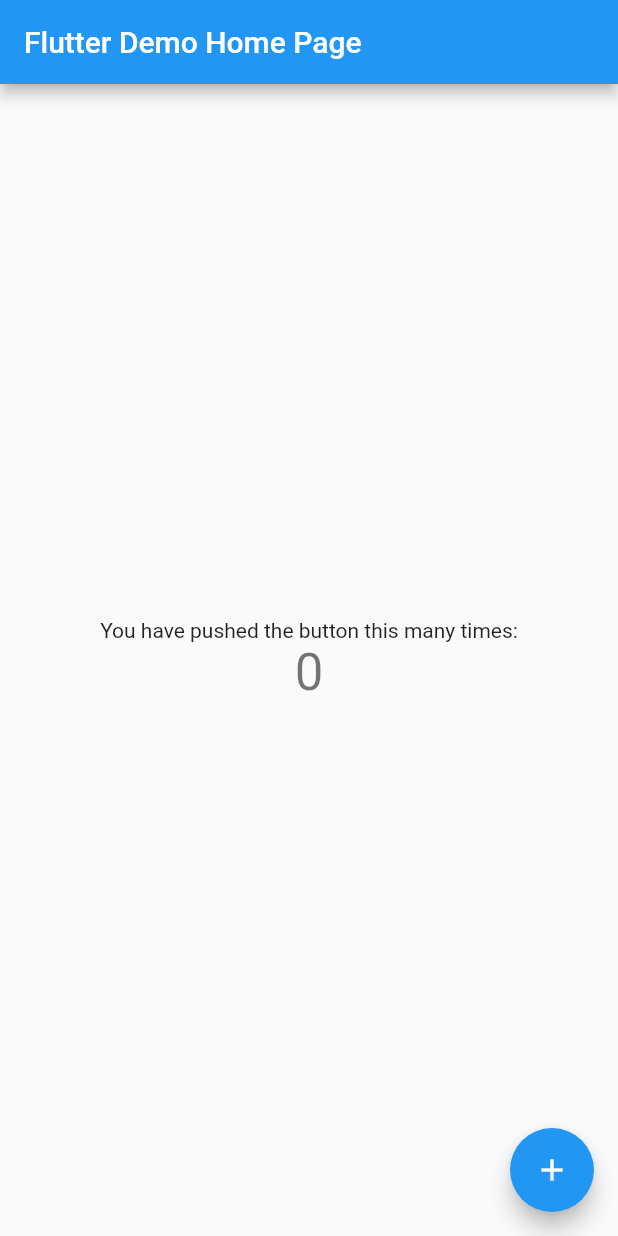
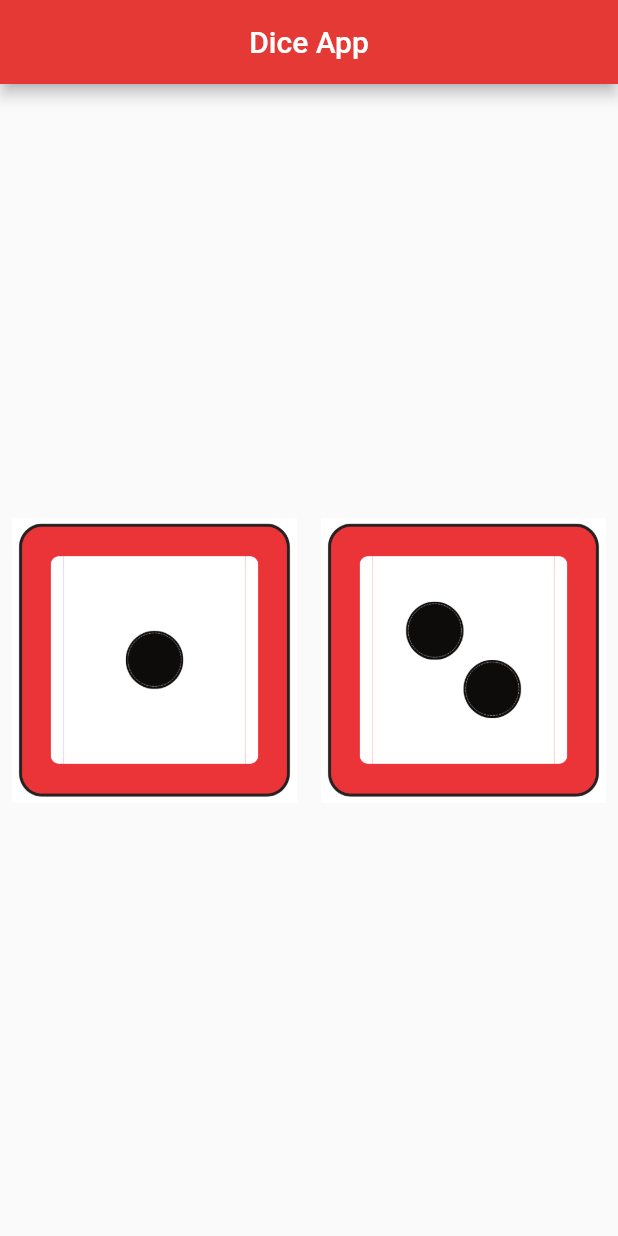
Before and after one commit to sabiq369/flutter_projects, a Flutter app: the screen it shows after launch, on a phone screen of 412 x 824 dp. Run offline on Flutter 3.47's test engine with Material 2 defaults, Android fonts, the light colour scheme and no system bars.

Commit message:
App created from scratch added app bar 2 dice button

```diff
--- a/dice_app/lib/main.dart
+++ b/dice_app/lib/main.dart
@@ -1,115 +1,50 @@
 import 'package:flutter/material.dart';
 
 void main() {
-  runApp(const MyApp());
+  runApp(
+    DiceApp(),
+  );
 }
 
-class MyApp extends StatelessWidget {
-  const MyApp({super.key});
-
-  // This widget is the root of your application.
+class DiceApp extends StatelessWidget {
   @override
   Widget build(BuildContext context) {
     return MaterialApp(
-      title: 'Flutter Demo',
-      theme: ThemeData(
-        // This is the theme of your application.
-        //
-        // Try running your application with "flutter run". You'll see the
-        // application has a blue toolbar. Then, without quitting the app, try
-        // changing the primarySwatch below to Colors.green and then invoke
-        // "hot reload" (press "r" in the console where you ran "flutter run",
-        // or simply save your changes to "hot reload" in a Flutter IDE).
-        // Notice that the counter didn't reset back to zero; the application
-        // is not restarted.
-        primarySwatch: Colors.blue,
+      debugShowCheckedModeBanner: false,
+      home: SafeArea(
+        child: Scaffold(
+          appBar: AppBar(
+            backgroundColor: Colors.red.shade600,
+            title: Center(
+              child: Text('Dice App'),
             ),
-      home: const MyHomePage(title: 'Flutter Demo Home Page'),
-    );
-  }
-}
-
-class MyHomePage extends StatefulWidget {
-  const MyHomePage({super.key, required this.title});
-
-  // This widget is the home page of your application. It is stateful, meaning
-  // that it has a State object (defined below) that contains fields that affect
-  // how it looks.
-
-  // This class is the configuration for the state. It holds the values (in this
-  // case the title) provided by the parent (in this case the App widget) and
-  // used by the build method of the State. Fields in a Widget subclass are
-  // always marked "final".
-
-  final String title;
-
-  @override
-  State<MyHomePage> createState() => _MyHomePageState();
-}
-
-class _MyHomePageState extends State<MyHomePage> {
-  int _counter = 0;
-
-  void _incrementCounter() {
-    setState(() {
-      // This call to setState tells the Flutter framework that something has
-      // changed in this State, which causes it to rerun the build method below
-      // so that the display can reflect the updated values. If we changed
-      // _counter without calling setState(), then the build method would not be
-      // called again, and so nothing would appear to happen.
-      _counter++;
-    });
-  }
-
-  @override
-  Widget build(BuildContext context) {
-    // This method is rerun every time setState is called, for instance as done
-    // by the _incrementCounter method above.
-    //
-    // The Flutter framework has been optimized to make rerunning build methods
-    // fast, so that you can just rebuild anything that needs updating rather
-    // than having to individually change instances of widgets.
-    return Scaffold(
-      appBar: AppBar(
-        // Here we take the value from the MyHomePage object that was created by
-        // the App.build method, and use it to set our appbar title.
-        title: Text(widget.title),
           ),
           body: Center(
-        // Center is a layout widget. It takes a single child and positions it
-        // in the middle of the parent.
-        child: Column(
-          // Column is also a layout widget. It takes a list of children and
-          // arranges them vertically. By default, it sizes itself to fit its
-          // children horizontally, and tries to be as tall as its parent.
-          //
-          // Invoke "debug painting" (press "p" in the console, choose the
-          // "Toggle Debug Paint" action from the Flutter Inspector in Android
-          // Studio, or the "Toggle Debug Paint" command in Visual Studio Code)
-          // to see the wireframe for each widget.
-          //
-          // Column has various properties to control how it sizes itself and
-          // how it positions its children. Here we use mainAxisAlignment to
-          // center the children vertically; the main axis here is the vertical
-          // axis because Columns are vertical (the cross axis would be
-          // horizontal).
-          mainAxisAlignment: MainAxisAlignment.center,
-          children: <Widget>[
-            const Text(
-              'You have pushed the button this many times:',
+            child: Row(
+              children: [
+                Expanded(
+                  child: TextButton(
+                    onPressed: () {
+                      print('First dice clicked');
+                    },
+                    child: Image.asset(
+                      'images/dice1.png',
                     ),
-            Text(
-              '$_counter',
-              style: Theme.of(context).textTheme.headline4,
+                  ),
+                ),
+                Expanded(
+                  child: TextButton(
+                    onPressed: () {
+                      print('Second dice clicked');
+                    },
+                    child: Image.asset('images/dice2.png'),
+                  ),
                 ),
               ],
             ),
           ),
-      floatingActionButton: FloatingActionButton(
-        onPressed: _incrementCounter,
-        tooltip: 'Increment',
-        child: const Icon(Icons.add),
-      ), // This trailing comma makes auto-formatting nicer for build methods.
+        ),
+      ),
     );
   }
 }
```
Also changed, not shown: dice_app/pubspec.yaml (+8 -64 lines), dice_app/images/dice1.png (added), dice_app/images/dice2.png (added), dice_app/images/dice3.png (added), dice_app/images/dice4.png (added), dice_app/images/dice5.png (added), dice_app/images/dice6.png (added), 56 other files. Lines whose indentation alone changed are shown as unchanged.
